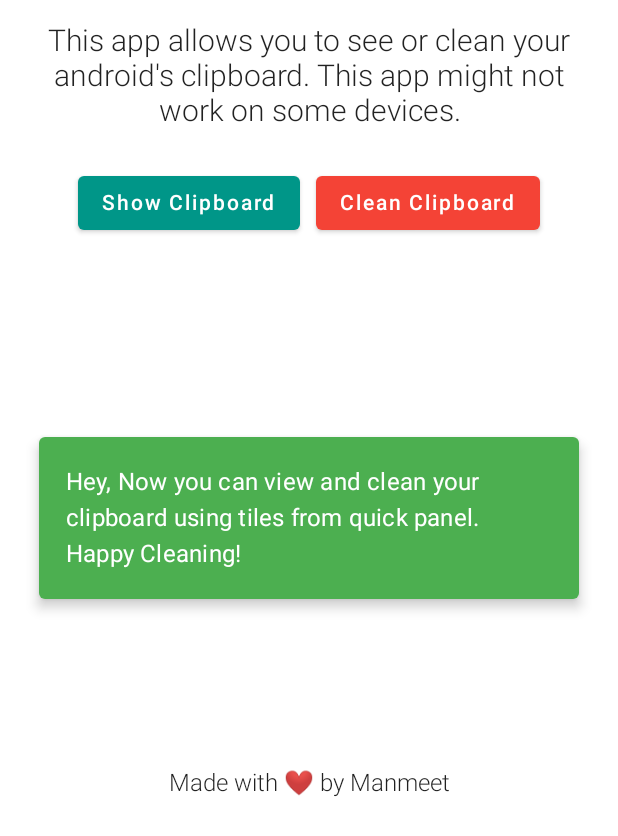
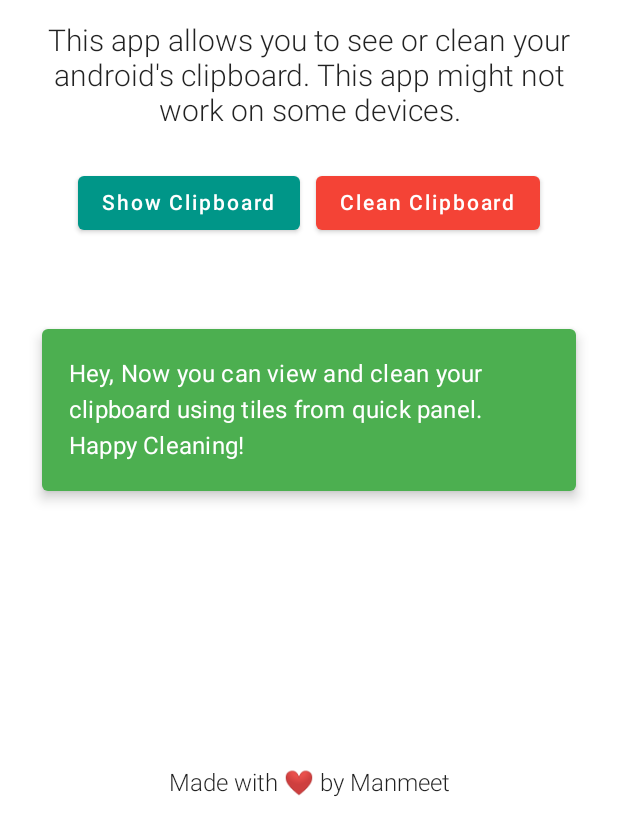
Before and after one commit to thatsmanmeet/Clipboard-Cleaner, an Android app built with Jetpack Compose: the screen it shows after launch (MainActivity), on a phone screen of 412 x 824 dp, the part 400-1236 px from its top. Run offline under Robolectric (Android 15) with nearby library versions, the phone set to English and light mode, and no system bars.

Commit message:
Improve Shortcut clipboard cleaning

```diff
--- a/app/build.gradle
+++ b/app/build.gradle
@@ -11,8 +11,8 @@ android {
         applicationId "com.thatsmanmeet.clipboardcleaner"
         minSdk 24
         targetSdk 33
-        versionCode 4
-        versionName "1.3"
+        versionCode 5
+        versionName "1.4"
 
         testInstrumentationRunner "androidx.test.runner.AndroidJUnitRunner"
         vectorDrawables {
--- a/app/src/main/AndroidManifest.xml
+++ b/app/src/main/AndroidManifest.xml
@@ -2,6 +2,7 @@
 <manifest xmlns:android="http://schemas.android.com/apk/res/android"
     xmlns:tools="http://schemas.android.com/tools">
 
+    <uses-permission android:name="android.permission.POST_NOTIFICATIONS"/>
     <application
         android:allowBackup="true"
         android:dataExtractionRules="@xml/data_extraction_rules"
@@ -14,10 +15,12 @@
         <activity
             android:name=".ShowIntentActivity"
             android:exported="false"
+            android:theme="@style/Transparent"
             />
         <activity
             android:name=".IntentActivity"
-            android:exported="false" />
+            android:exported="false"
+            android:theme="@style/Transparent"/>
 
         <service
             android:name=".services.CleanClipboardTilesService"
--- a/app/src/main/java/com/thatsmanmeet/clipboardcleaner/MainActivity.kt
+++ b/app/src/main/java/com/thatsmanmeet/clipboardcleaner/MainActivity.kt
@@ -126,11 +126,11 @@ class MainActivity : ComponentActivity() {
                     }
                     Spacer(modifier = Modifier
                         .fillMaxWidth()
-                        .fillMaxHeight(0.3f))
+                        .fillMaxHeight(0.1f))
                     Card(
                         modifier = Modifier
                             .fillMaxWidth()
-                            .padding(10.dp),
+                            .padding(12.dp),
                         backgroundColor = Color(0xFF4CAF50),
                         elevation = 5.dp
                     ) {
--- a/app/src/main/java/com/thatsmanmeet/clipboardcleaner/ShowIntentActivity.kt
+++ b/app/src/main/java/com/thatsmanmeet/clipboardcleaner/ShowIntentActivity.kt
@@ -3,7 +3,6 @@ package com.thatsmanmeet.clipboardcleaner
 import android.content.ClipboardManager
 import android.content.Context
 import android.os.Bundle
-import android.util.Log
 import androidx.activity.ComponentActivity
 import androidx.activity.compose.setContent
 import androidx.compose.foundation.background
@@ -24,7 +23,6 @@ class ShowIntentActivity : ComponentActivity() {
     override fun onCreate(savedInstanceState: Bundle?) {
         super.onCreate(savedInstanceState)
         setContent {
-            this.actionBar!!.hide()
             val state = remember {
                 mutableStateOf(false)
             }
@@ -45,8 +43,6 @@ class ShowIntentActivity : ComponentActivity() {
                 text = {
                    val clipService = getSystemService(Context.CLIPBOARD_SERVICE) as ClipboardManager
                     val currentClip = clipService.primaryClip?.getItemAt(0)?.text.toString()
-                    val secClip = clipService.hasPrimaryClip()
-                    Log.d("TAG", "onCreate: $secClip ")
                     if(currentClip == "null"){
                         Text(text = "Clipboard is Empty")
                     }else{
--- a/app/src/main/java/com/thatsmanmeet/clipboardcleaner/services/CleanClipboardTilesService.kt
+++ b/app/src/main/java/com/thatsmanmeet/clipboardcleaner/services/CleanClipboardTilesService.kt
@@ -1,11 +1,15 @@
 package com.thatsmanmeet.clipboardcleaner.services
 
 
+import android.content.ClipData
+import android.content.ClipboardManager
 import android.content.Intent
 import android.graphics.drawable.Icon
+import android.os.Build
 import android.service.quicksettings.Tile
 import android.service.quicksettings.TileService
 import android.util.Log
+import android.widget.Toast
 import com.thatsmanmeet.clipboardcleaner.IntentActivity
 import com.thatsmanmeet.clipboardcleaner.R
 
@@ -33,6 +37,4 @@ class CleanClipboardTilesService : TileService() {
             Log.d("Exception", "onClick: $e ")
         }
     }
-
-
 }
--- a/app/src/main/res/values/themes.xml
+++ b/app/src/main/res/values/themes.xml
@@ -10,4 +10,13 @@
         <item name="windowSplashScreenAnimationDuration">1000</item>
         <item name="postSplashScreenTheme">@style/Theme.ClipboardCleaner</item>
     </style>
+
+    <style name="Transparent" parent="android:Theme.Material.Light.NoActionBar">
+        <item name="android:windowNoTitle">true</item>
+        <item name="android:windowBackground">@android:color/transparent</item>
+        <item name="android:colorBackground">@null</item>
+        <item name="android:windowIsTranslucent">true</item>
+        <item name="android:windowAnimationStyle">@android:style/Animation</item>
+        <item name="android:windowFullscreen">true</item>
+    </style>
 </resources>
```
